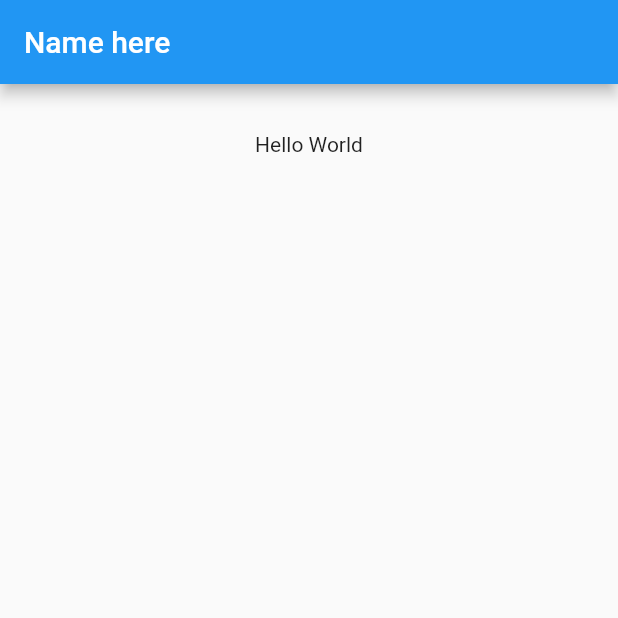
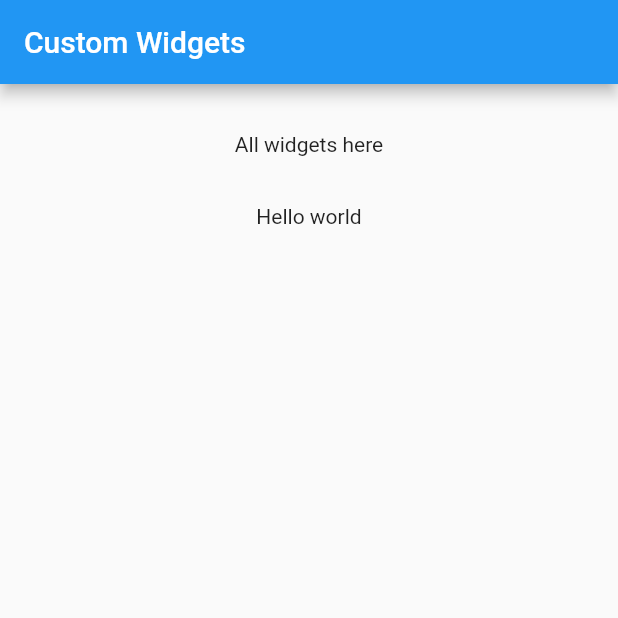
Before and after one commit to codewithiulian/flutter-intermediate, a Flutter app: the screen it shows after launch, on a phone screen of 412 x 824 dp, the top half of it. Run offline on Flutter 3.47's test engine with Material 2 defaults, Android fonts, the phone set to English and light mode, and no system bars.

Commit message:
16. Creating custom widget

```diff
--- a/lib/main.dart
+++ b/lib/main.dart
@@ -1,4 +1,5 @@
 import 'package:flutter/material.dart';
+import 'mywidget.dart';
 
 void main() {
   runApp(new MaterialApp(
@@ -16,14 +17,15 @@ class _State extends State<MyApp> {
   Widget build(BuildContext context) {
     return new Scaffold(
       appBar: new AppBar(
-        title: new Text('Name here'),
+        title: new Text('Custom Widgets'),
       ),
       body: new Container(
         padding: new EdgeInsets.all(32.0),
         child: new Center(
           child: new Column(
             children: <Widget>[
-              new Text('Hello World'),
+              new Text('All widgets here'),
+              new MyWidget()
             ]
           ),
         ),
--- /dev/null
+++ b/lib/mywidget.dart
@@ -0,0 +1,12 @@
+import 'package:flutter/material.dart';
+
+class MyWidget extends StatelessWidget {
+
+  @override
+  Widget build(BuildContext context) {
+    return new Container(
+      padding: EdgeInsets.all(32.0),
+      child: new Text('Hello world'),
+    );
+  }
+}
```
